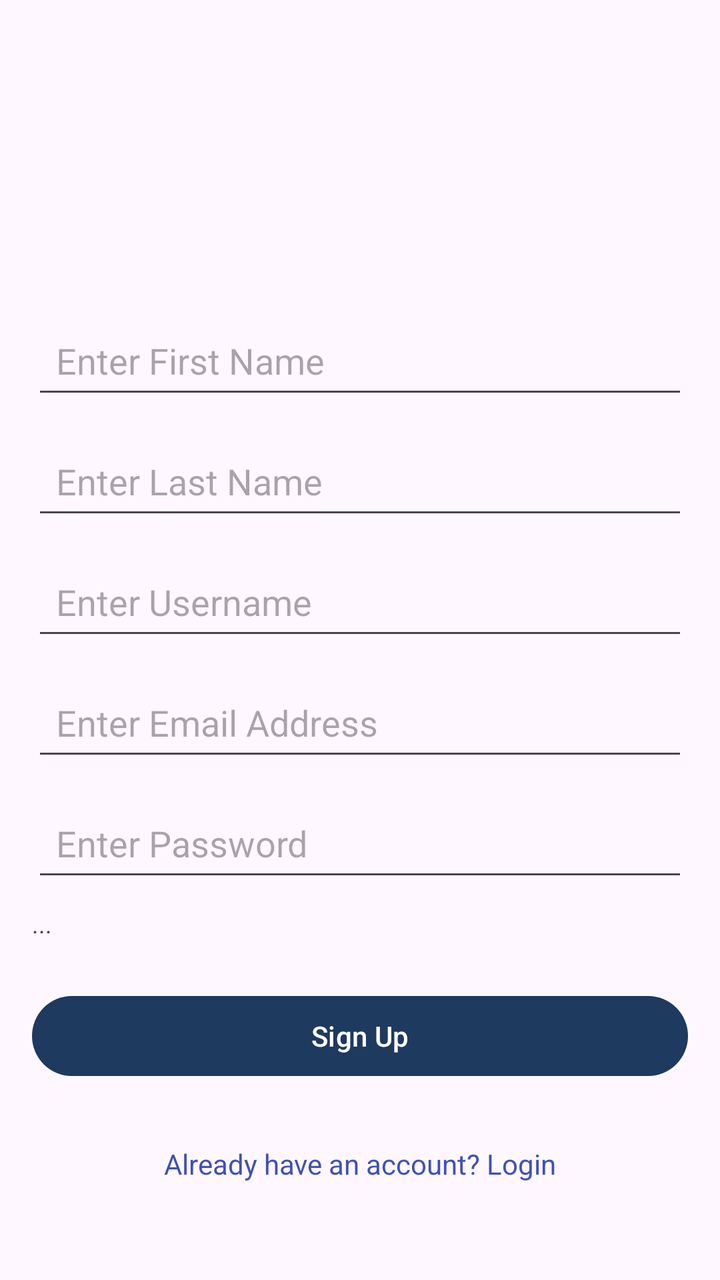
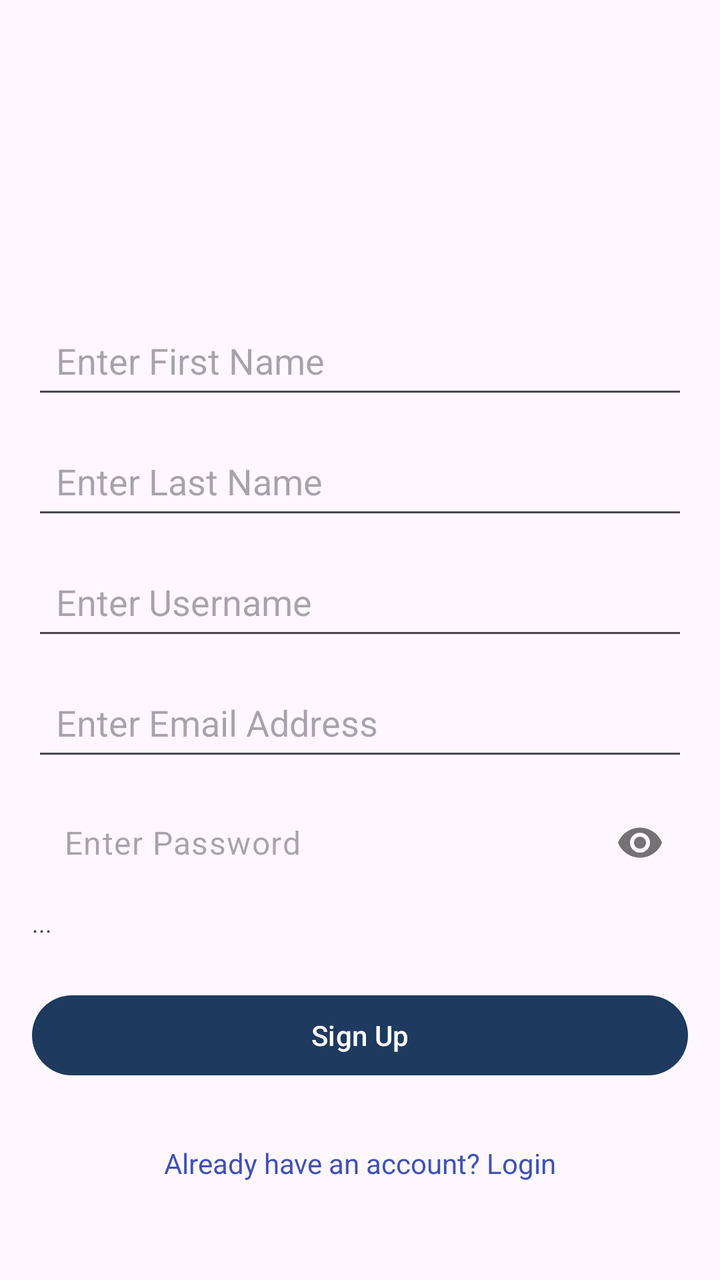

The first picture is an Android layout as it rendered before a commit; the second is the same layout after the commit. The layout source and the unified diff follow.
<!-- AndroidManifest.xml: application theme Theme.WooferProject -->
<!-- res/layout/sign_up.xml -->
<?xml version="1.0" encoding="utf-8"?>
<androidx.constraintlayout.widget.ConstraintLayout xmlns:android="http://schemas.android.com/apk/res/android"
    xmlns:app="http://schemas.android.com/apk/res-auto"
    xmlns:tools="http://schemas.android.com/tools"
    android:layout_width="match_parent"
    android:layout_height="match_parent"
    android:padding="16dp"
    tools:context=".activities.SignUpActivity">

    <ImageView
        android:id="@+id/logo"
        android:layout_width="100dp"
        android:layout_height="100dp"
        android:layout_marginTop="16dp"
        android:contentDescription="@string/logo_desc"
        android:src="@mipmap/ic_launcher"
        app:layout_constraintEnd_toEndOf="parent"
        app:layout_constraintStart_toStartOf="parent"
        app:layout_constraintTop_toTopOf="parent" />

    <EditText
        android:id="@+id/Name"
        android:layout_width="0dp"
        android:layout_height="wrap_content"
        android:layout_marginTop="24dp"
        android:ems="10"
        android:hint="@string/hint_first_name"
        android:inputType="textPersonName"
        android:autofillHints="personGivenName"
        android:minHeight="48dp"
        android:padding="12dp"
        app:layout_constraintEnd_toEndOf="parent"
        app:layout_constraintStart_toStartOf="parent"
        app:layout_constraintTop_toBottomOf="@+id/logo" />

    <EditText
        android:id="@+id/LastName"
        android:layout_width="0dp"
        android:layout_height="wrap_content"
        android:layout_marginTop="12dp"
        android:ems="10"
        android:hint="@string/hint_last_name"
        android:inputType="textPersonName"
        android:autofillHints="personFamilyName"
        android:minHeight="48dp"
        android:padding="12dp"
        app:layout_constraintEnd_toEndOf="parent"
        app:layout_constraintStart_toStartOf="parent"
        app:layout_constraintTop_toBottomOf="@+id/Name" />

    <EditText
        android:id="@+id/username"
        android:layout_width="0dp"
        android:layout_height="wrap_content"
        android:layout_marginTop="12dp"
        android:ems="10"
        android:hint="@string/hint_username"
        android:inputType="text"
        android:autofillHints="username"
        android:minHeight="48dp"
        android:padding="12dp"
        app:layout_constraintEnd_toEndOf="parent"
        app:layout_constraintStart_toStartOf="parent"
        app:layout_constraintTop_toBottomOf="@+id/LastName" />

    <EditText
        android:id="@+id/EmailAddress"
        android:layout_width="0dp"
        android:layout_height="wrap_content"
        android:layout_marginTop="12dp"
        android:ems="10"
        android:hint="@string/hint_email"
        android:inputType="textEmailAddress"
        android:autofillHints="emailAddress"
        android:minHeight="48dp"
        android:padding="12dp"
        app:layout_constraintEnd_toEndOf="parent"
        app:layout_constraintStart_toStartOf="parent"
        app:layout_constraintTop_toBottomOf="@+id/username" />

    <EditText
        android:id="@+id/Password"
        android:layout_width="0dp"
        android:layout_height="wrap_content"
        android:layout_marginTop="12dp"
        android:ems="10"
        android:hint="@string/hint_password"
        android:inputType="textPassword"
        android:autofillHints="password"
        android:minHeight="48dp"
        android:padding="12dp"
        app:layout_constraintEnd_toEndOf="parent"
        app:layout_constraintStart_toStartOf="parent"
        app:layout_constraintTop_toBottomOf="@+id/EmailAddress" />

    <TextView
        android:id="@+id/PasswordCheck"
        android:layout_width="wrap_content"
        android:layout_height="wrap_content"
        android:layout_marginTop="8dp"
        android:text="@string/password_placeholder"
        android:textSize="12sp"
        app:layout_constraintStart_toStartOf="parent"
        app:layout_constraintTop_toBottomOf="@+id/Password" />

    <Button
        android:id="@+id/SignUpBtn"
        android:layout_width="0dp"
        android:layout_height="wrap_content"
        android:layout_marginTop="24dp"
        android:text="@string/signup"
        app:layout_constraintEnd_toEndOf="parent"
        app:layout_constraintStart_toStartOf="parent"
        app:layout_constraintTop_toBottomOf="@+id/PasswordCheck" />

    <TextView
        android:id="@+id/loginLink"
        android:layout_width="wrap_content"
        android:layout_height="wrap_content"
        android:layout_marginTop="16dp"
        android:clickable="true"
        android:focusable="true"
        android:minHeight="48dp"
        android:gravity="center"
        android:text="@string/already_have_account"
        android:textColor="#3F51B5"
        app:layout_constraintEnd_toEndOf="parent"
        app:layout_constraintStart_toStartOf="parent"
        app:layout_constraintTop_toBottomOf="@+id/SignUpBtn" />

</androidx.constraintlayout.widget.ConstraintLayout>
<!-- resources referenced by this layout -->
<resources>
  <!-- mipmap ic_launcher (mipmap-anydpi-v26) -->
  <?xml version="1.0" encoding="utf-8"?>
  <adaptive-icon xmlns:android="http://schemas.android.com/apk/res/android">
      <background android:drawable="@color/ic_launcher_background"/>
      <foreground android:drawable="@mipmap/ic_launcher_foreground"/>
  </adaptive-icon>
  <string name="already_have_account">Already have an account? Login</string>
  <string name="hint_email">Enter Email Address</string>
  <string name="hint_first_name">Enter First Name</string>
  <string name="hint_last_name">Enter Last Name</string>
  <string name="hint_password">Enter Password</string>
  <string name="hint_username">Enter Username</string>
  <string name="logo_desc">App Logo</string>
  <string name="password_placeholder">...</string>
  <string name="signup">Sign Up</string>
  <style name="Theme.WooferProject" parent="Base.Theme.WooferProject" />
  <color name="ic_launcher_background">#FFFFFF</color>
  <style name="Base.Theme.WooferProject" parent="Theme.Material3.DayNight.NoActionBar">
          
          <item name="colorPrimary">@color/magnet_blue</item>
          <item name="colorOnPrimary">@color/white</item>
          <item name="colorPrimaryContainer">@color/magnet_blue</item>
          <item name="colorOnPrimaryContainer">@color/white</item>
      </style>
  <color name="magnet_blue">#1E3A5F</color>
  <color name="white">#FFFFFFFF</color>
</resources>

<!-- the commit's change to res/layout/sign_up.xml (unified diff, before → after) -->
@@ -78,20 +78,30 @@
         app:layout_constraintStart_toStartOf="parent"
         app:layout_constraintTop_toBottomOf="@+id/username" />
 
-    <EditText
-        android:id="@+id/Password"
+    <com.google.android.material.textfield.TextInputLayout
+        android:id="@+id/passwordInputLayout"
         android:layout_width="0dp"
         android:layout_height="wrap_content"
         android:layout_marginTop="12dp"
-        android:ems="10"
-        android:hint="@string/hint_password"
-        android:inputType="textPassword"
-        android:autofillHints="password"
-        android:minHeight="48dp"
-        android:padding="12dp"
+        app:passwordToggleEnabled="true"
+        app:hintEnabled="false"
         app:layout_constraintEnd_toEndOf="parent"
         app:layout_constraintStart_toStartOf="parent"
-        app:layout_constraintTop_toBottomOf="@+id/EmailAddress" />
+        app:layout_constraintTop_toBottomOf="@+id/EmailAddress">
+
+        <EditText
+            android:id="@+id/Password"
+            android:layout_width="match_parent"
+            android:layout_height="wrap_content"
+            android:ems="10"
+            android:hint="@string/hint_password"
+            android:inputType="textPassword"
+            android:autofillHints="password"
+            android:minHeight="48dp"
+            android:background="@android:color/transparent"
+            android:padding="12dp" />
+
+    </com.google.android.material.textfield.TextInputLayout>
 
     <TextView
         android:id="@+id/PasswordCheck"
@@ -101,7 +111,7 @@
         android:text="@string/password_placeholder"
         android:textSize="12sp"
         app:layout_constraintStart_toStartOf="parent"
-        app:layout_constraintTop_toBottomOf="@+id/Password" />
+        app:layout_constraintTop_toBottomOf="@+id/passwordInputLayout" />
 
     <Button
         android:id="@+id/SignUpBtn"
